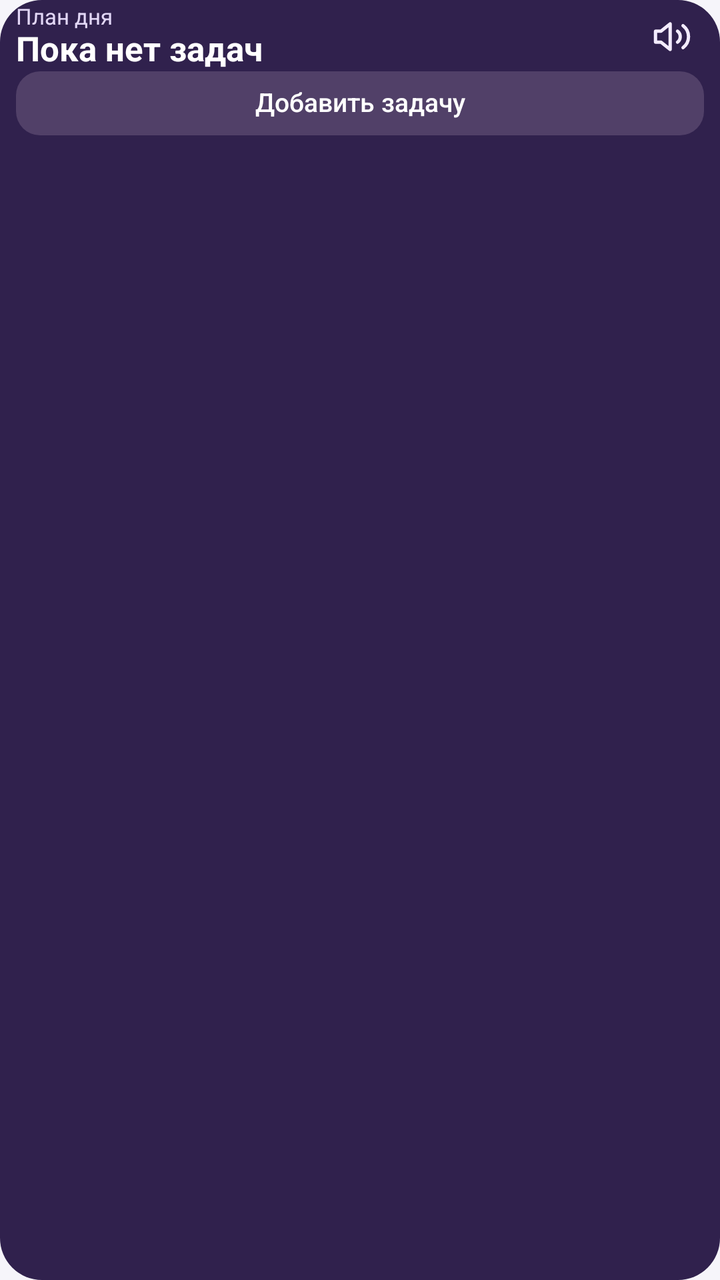
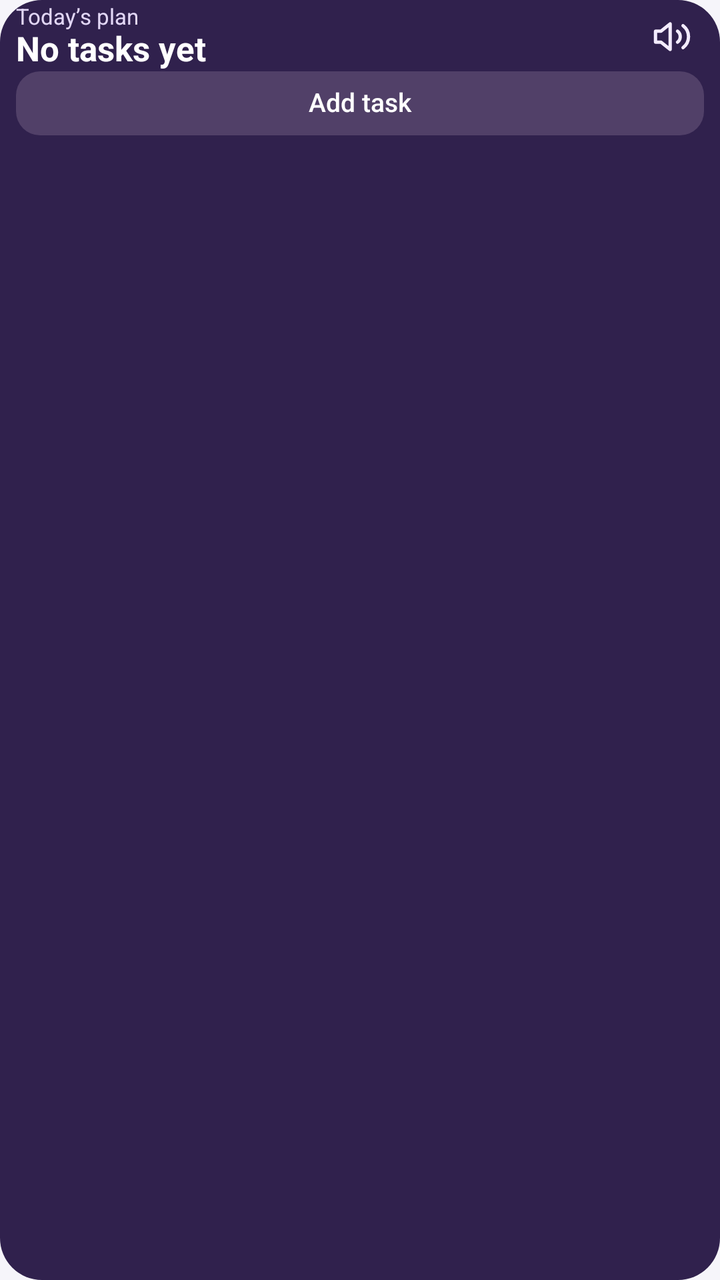

Before-and-after screenshots of an Android layout around one commit, followed by the original layout XML and the change that was made.
<!-- AndroidManifest.xml: application theme AppTheme -->
<!-- res/layout/plan_widget.xml -->
<?xml version="1.0" encoding="utf-8"?>
<LinearLayout xmlns:android="http://schemas.android.com/apk/res/android"
    android:id="@+id/widget_root" android:layout_width="match_parent" android:layout_height="wrap_content"
    android:layout_gravity="top" android:orientation="vertical" android:paddingStart="8dp" android:paddingEnd="8dp"
    android:paddingTop="2dp" android:paddingBottom="2dp" android:background="@drawable/widget_background">
    <LinearLayout android:layout_width="match_parent" android:layout_height="wrap_content" android:gravity="center_vertical">
        <LinearLayout android:id="@+id/widget_title_block" android:layout_width="0dp" android:layout_height="wrap_content"
            android:layout_weight="1" android:orientation="vertical" android:minHeight="32dp" android:gravity="center_vertical">
            <LinearLayout android:layout_width="match_parent" android:layout_height="wrap_content" android:gravity="center_vertical">
                <FrameLayout android:layout_width="0dp" android:layout_height="wrap_content" android:layout_weight="1">
                    <TextView android:id="@+id/widget_status" style="@style/WidgetMeta" android:layout_width="match_parent"
                        android:layout_height="wrap_content" android:text="План дня"/>
                    <Chronometer android:id="@+id/widget_pause" style="@style/WidgetMeta" android:layout_width="match_parent"
                        android:layout_height="wrap_content" android:visibility="gone"/>
                </FrameLayout>
                <FrameLayout android:id="@+id/widget_fact" android:layout_width="wrap_content" android:layout_height="wrap_content"
                    android:layout_marginEnd="4dp" android:visibility="gone">
                    <TextView android:id="@+id/fact_static" style="@style/WidgetMeta" android:layout_width="wrap_content"
                        android:layout_height="wrap_content"/>
                    <Chronometer android:id="@+id/fact_live" style="@style/WidgetMeta" android:layout_width="wrap_content"
                        android:layout_height="wrap_content" android:visibility="gone"/>
                </FrameLayout>
            </LinearLayout>
            <TextView android:id="@+id/widget_task" style="@style/WidgetMeta" android:layout_width="match_parent"
                android:layout_height="wrap_content" android:textSize="17sp" android:textColor="#ffffff"
                android:textStyle="bold" android:text="Пока нет задач"/>
        </LinearLayout>
        <ImageButton android:id="@+id/widget_undo" android:layout_width="32dp" android:layout_height="32dp"
            android:padding="5dp" android:scaleType="fitCenter" android:background="@android:color/transparent"
            android:src="@drawable/undo_finish" android:visibility="gone" android:contentDescription="Отменить завершение"/>
        <ImageButton android:id="@+id/widget_sound" android:layout_width="32dp" android:layout_height="32dp"
            android:padding="5dp" android:scaleType="fitCenter" android:background="@android:color/transparent"
            android:src="@drawable/volume_on" android:contentDescription="Выключить звук"/>
    </LinearLayout>
    <TextView android:id="@+id/widget_step" style="@style/WidgetMeta" android:layout_width="match_parent"
        android:layout_height="wrap_content" android:visibility="gone"/>
    <LinearLayout android:layout_width="match_parent" android:layout_height="wrap_content" android:gravity="bottom">
        <LinearLayout android:id="@+id/widget_clocks" android:layout_width="0dp" android:layout_height="wrap_content"
            android:layout_weight="1.12" android:visibility="gone">
            <LinearLayout android:layout_width="0dp" android:layout_height="wrap_content" android:layout_weight="1"
                android:orientation="vertical">
                <TextView android:id="@+id/base_label" style="@style/WidgetMeta" android:layout_width="match_parent"
                    android:layout_height="wrap_content" android:text="Оптим."/>
                <FrameLayout android:layout_width="match_parent" android:layout_height="wrap_content">
                    <TextView android:id="@+id/base_static" style="@style/WidgetClock" android:layout_width="match_parent"
                        android:layout_height="wrap_content"/>
                    <Chronometer android:id="@+id/base_live" style="@style/WidgetClock" android:layout_width="match_parent"
                        android:layout_height="wrap_content" android:visibility="gone"/>
                </FrameLayout>
            </LinearLayout>
            <LinearLayout android:layout_width="0dp" android:layout_height="wrap_content" android:layout_weight="1"
                android:orientation="vertical">
                <TextView android:id="@+id/safe_label" style="@style/WidgetMeta" android:layout_width="match_parent"
                    android:layout_height="wrap_content" android:text="С запасом"/>
                <FrameLayout android:layout_width="match_parent" android:layout_height="wrap_content">
                    <TextView android:id="@+id/safe_static" style="@style/WidgetClock" android:layout_width="match_parent"
                        android:layout_height="wrap_content"/>
                    <Chronometer android:id="@+id/safe_live" style="@style/WidgetClock" android:layout_width="match_parent"
                        android:layout_height="wrap_content" android:visibility="gone"/>
                </FrameLayout>
            </LinearLayout>
        </LinearLayout>
        <LinearLayout android:id="@+id/widget_plan" android:layout_width="0dp" android:layout_height="wrap_content"
            android:layout_weight="1" android:visibility="gone">
            <LinearLayout android:layout_width="0dp" android:layout_height="wrap_content" android:layout_weight="1"
                android:orientation="vertical">
                <TextView android:id="@+id/promise_label" style="@style/WidgetMeta" android:layout_width="match_parent"
                    android:layout_height="wrap_content" android:text="Обещано к"/>
                <TextView android:id="@+id/promise_time" style="@style/WidgetClock" android:layout_width="match_parent"
                    android:layout_height="wrap_content" android:textSize="16sp"/>
            </LinearLayout>
            <LinearLayout android:id="@+id/forecast_block" android:layout_width="0dp" android:layout_height="wrap_content"
                android:layout_weight="1" android:orientation="vertical">
                <TextView android:id="@+id/forecast_label" style="@style/WidgetMeta" android:layout_width="match_parent"
                    android:layout_height="wrap_content" android:text="Прогноз"/>
                <TextView android:id="@+id/forecast_time" style="@style/WidgetClock" android:layout_width="match_parent"
                    android:layout_height="wrap_content" android:textSize="16sp"/>
            </LinearLayout>
        </LinearLayout>
    </LinearLayout>
    <LinearLayout android:id="@+id/widget_buffer" android:layout_width="match_parent" android:layout_height="wrap_content"
        android:gravity="center_vertical" android:visibility="gone">
        <ImageView android:id="@+id/widget_strip" android:layout_width="0dp" android:layout_height="8dp"
            android:layout_weight="1" android:scaleType="fitXY" android:contentDescription="Зоны буфера плана"/>
        <TextView android:id="@+id/widget_risk" style="@style/WidgetMeta" android:layout_width="wrap_content"
            android:layout_height="wrap_content" android:layout_marginStart="6dp" android:text="Буфер плана"/>
    </LinearLayout>
    <TextView android:id="@+id/widget_next" style="@style/WidgetMeta" android:layout_width="match_parent"
        android:layout_height="wrap_content" android:visibility="gone"/>
    <LinearLayout android:layout_width="match_parent" android:layout_height="wrap_content" android:layout_marginTop="1dp">
        <TextView android:id="@+id/widget_primary" style="@style/WidgetButton" android:layout_width="0dp"
            android:layout_height="32dp" android:layout_weight="1.15" android:text="Добавить задачу"/>
        <TextView android:id="@+id/widget_finish" style="@style/WidgetButton" android:layout_width="0dp"
            android:layout_height="32dp" android:layout_weight="1" android:layout_marginStart="5dp"
            android:visibility="gone" android:text="Готово"/>
        <TextView android:id="@+id/widget_skip" style="@style/WidgetButton" android:layout_width="0dp"
            android:layout_height="32dp" android:layout_weight="1.15" android:layout_marginStart="5dp"
            android:visibility="gone" android:text="Пропустить"/>
    </LinearLayout>
</LinearLayout>
<!-- resources referenced by this layout -->
<resources>
  <!-- drawable undo_finish (drawable) -->
  <vector xmlns:android="http://schemas.android.com/apk/res/android" android:width="20dp" android:height="20dp" android:viewportWidth="24" android:viewportHeight="24">
      <path android:pathData="M8,7 L4,11 L8,15 M4,11 L14,11 C20,11 20,19 14,19" android:strokeColor="#f3ecff" android:strokeWidth="1.8" android:strokeLineJoin="round" android:strokeLineCap="round"/>
  </vector>
  <!-- drawable volume_on (drawable) -->
  <vector xmlns:android="http://schemas.android.com/apk/res/android" android:width="20dp" android:height="20dp" android:viewportWidth="24" android:viewportHeight="24">
      <path android:pathData="M3,9 L6,9 L11,5 L11,19 L6,15 L3,15 Z M15,9 C17,10.5 17,13.5 15,15 M18,6 C22,9 22,15 18,18" android:strokeColor="#f3ecff" android:strokeWidth="1.8" android:strokeLineJoin="round" android:strokeLineCap="round"/>
  </vector>
  <!-- drawable widget_background (drawable) -->
  <shape xmlns:android="http://schemas.android.com/apk/res/android">
      <solid android:color="#30214d"/>
      <corners android:radius="21dp"/>
  </shape>
  <style name="WidgetButton">
          <item name="android:textSize">13sp</item>
          <item name="android:fontFamily">sans-serif-medium</item>
          <item name="android:textColor">#ffffff</item>
          <item name="android:gravity">center</item>
          <item name="android:background">@drawable/widget_secondary</item>
          <item name="android:maxLines">2</item>
          <item name="android:includeFontPadding">false</item>
          <item name="android:paddingStart">4dp</item>
          <item name="android:paddingEnd">4dp</item>
      </style>
  <style name="WidgetClock" parent="@style/WidgetMeta">
          <item name="android:textSize">25sp</item>
          <item name="android:fontFamily">monospace</item>
          <item name="android:textStyle">bold</item>
          <item name="android:textColor">#ffffff</item>
      </style>
  <style name="WidgetMeta">
          <item name="android:textSize">11sp</item>
          <item name="android:textColor">#e2d7f6</item>
          <item name="android:ellipsize">end</item>
          <item name="android:maxLines">1</item>
          <item name="android:includeFontPadding">false</item>
      </style>
  <style name="AppTheme" parent="@android:style/Theme.Material.Light.NoActionBar">
          <item name="android:windowBackground">#f6f5fa</item>
          <item name="android:colorAccent">#603dca</item>
          <item name="android:statusBarColor">#f6f5fa</item>
          <item name="android:navigationBarColor">#f6f5fa</item>
          <item name="android:windowLightStatusBar">true</item>
          <item name="android:windowLightNavigationBar">true</item>
      </style>
  <!-- drawable widget_secondary (drawable) -->
  <shape xmlns:android="http://schemas.android.com/apk/res/android">
      <solid android:color="#514068"/>
      <corners android:radius="12dp"/>
  </shape>
</resources>

<!-- the commit's change to res/layout/plan_widget.xml (unified diff, before → after) -->
@@ -9,7 +9,7 @@
             <LinearLayout android:layout_width="match_parent" android:layout_height="wrap_content" android:gravity="center_vertical">
                 <FrameLayout android:layout_width="0dp" android:layout_height="wrap_content" android:layout_weight="1">
                     <TextView android:id="@+id/widget_status" style="@style/WidgetMeta" android:layout_width="match_parent"
-                        android:layout_height="wrap_content" android:text="План дня"/>
+                        android:layout_height="wrap_content" android:text="@string/plan_today"/>
                     <Chronometer android:id="@+id/widget_pause" style="@style/WidgetMeta" android:layout_width="match_parent"
                         android:layout_height="wrap_content" android:visibility="gone"/>
                 </FrameLayout>
@@ -23,14 +23,14 @@
             </LinearLayout>
             <TextView android:id="@+id/widget_task" style="@style/WidgetMeta" android:layout_width="match_parent"
                 android:layout_height="wrap_content" android:textSize="17sp" android:textColor="#ffffff"
-                android:textStyle="bold" android:text="Пока нет задач"/>
+                android:textStyle="bold" android:text="@string/no_tasks"/>
         </LinearLayout>
         <ImageButton android:id="@+id/widget_undo" android:layout_width="32dp" android:layout_height="32dp"
             android:padding="5dp" android:scaleType="fitCenter" android:background="@android:color/transparent"
-            android:src="@drawable/undo_finish" android:visibility="gone" android:contentDescription="Отменить завершение"/>
+            android:src="@drawable/undo_finish" android:visibility="gone" android:contentDescription="@string/undo_completion"/>
         <ImageButton android:id="@+id/widget_sound" android:layout_width="32dp" android:layout_height="32dp"
             android:padding="5dp" android:scaleType="fitCenter" android:background="@android:color/transparent"
-            android:src="@drawable/volume_on" android:contentDescription="Выключить звук"/>
+            android:src="@drawable/volume_on" android:contentDescription="@string/mute_sound"/>
     </LinearLayout>
     <TextView android:id="@+id/widget_step" style="@style/WidgetMeta" android:layout_width="match_parent"
         android:layout_height="wrap_content" android:visibility="gone"/>
@@ -40,7 +40,7 @@
             <LinearLayout android:layout_width="0dp" android:layout_height="wrap_content" android:layout_weight="1"
                 android:orientation="vertical">
                 <TextView android:id="@+id/base_label" style="@style/WidgetMeta" android:layout_width="match_parent"
-                    android:layout_height="wrap_content" android:text="Оптим."/>
+                    android:layout_height="wrap_content" android:text="@string/optimistic_short"/>
                 <FrameLayout android:layout_width="match_parent" android:layout_height="wrap_content">
                     <TextView android:id="@+id/base_static" style="@style/WidgetClock" android:layout_width="match_parent"
                         android:layout_height="wrap_content"/>
@@ -51,7 +51,7 @@
             <LinearLayout android:layout_width="0dp" android:layout_height="wrap_content" android:layout_weight="1"
                 android:orientation="vertical">
                 <TextView android:id="@+id/safe_label" style="@style/WidgetMeta" android:layout_width="match_parent"
-                    android:layout_height="wrap_content" android:text="С запасом"/>
+                    android:layout_height="wrap_content" android:text="@string/buffered"/>
                 <FrameLayout android:layout_width="match_parent" android:layout_height="wrap_content">
                     <TextView android:id="@+id/safe_static" style="@style/WidgetClock" android:layout_width="match_parent"
                         android:layout_height="wrap_content"/>
@@ -65,14 +65,14 @@
             <LinearLayout android:layout_width="0dp" android:layout_height="wrap_content" android:layout_weight="1"
                 android:orientation="vertical">
                 <TextView android:id="@+id/promise_label" style="@style/WidgetMeta" android:layout_width="match_parent"
-                    android:layout_height="wrap_content" android:text="Обещано к"/>
+                    android:layout_height="wrap_content" android:text="@string/promised_by"/>
                 <TextView android:id="@+id/promise_time" style="@style/WidgetClock" android:layout_width="match_parent"
                     android:layout_height="wrap_content" android:textSize="16sp"/>
             </LinearLayout>
             <LinearLayout android:id="@+id/forecast_block" android:layout_width="0dp" android:layout_height="wrap_content"
                 android:layout_weight="1" android:orientation="vertical">
                 <TextView android:id="@+id/forecast_label" style="@style/WidgetMeta" android:layout_width="match_parent"
-                    android:layout_height="wrap_content" android:text="Прогноз"/>
+                    android:layout_height="wrap_content" android:text="@string/forecast"/>
                 <TextView android:id="@+id/forecast_time" style="@style/WidgetClock" android:layout_width="match_parent"
                     android:layout_height="wrap_content" android:textSize="16sp"/>
             </LinearLayout>
@@ -80,21 +80,21 @@
     </LinearLayout>
     <LinearLayout android:id="@+id/widget_buffer" android:layout_width="match_parent" android:layout_height="wrap_content"
         android:gravity="center_vertical" android:visibility="gone">
-        <ImageView android:id="@+id/widget_strip" android:layout_width="0dp" android:layout_height="8dp"
-            android:layout_weight="1" android:scaleType="fitXY" android:contentDescription="Зоны буфера плана"/>
+        <ImageView android:id="@+id/widget_strip" android:layout_width="0dp" android:layout_height="@dimen/widget_strip_height"
+            android:layout_weight="1" android:scaleType="fitCenter" android:contentDescription="@string/buffer_zones"/>
         <TextView android:id="@+id/widget_risk" style="@style/WidgetMeta" android:layout_width="wrap_content"
-            android:layout_height="wrap_content" android:layout_marginStart="6dp" android:text="Буфер плана"/>
+            android:layout_height="wrap_content" android:layout_marginStart="6dp" />
     </LinearLayout>
     <TextView android:id="@+id/widget_next" style="@style/WidgetMeta" android:layout_width="match_parent"
         android:layout_height="wrap_content" android:visibility="gone"/>
     <LinearLayout android:layout_width="match_parent" android:layout_height="wrap_content" android:layout_marginTop="1dp">
         <TextView android:id="@+id/widget_primary" style="@style/WidgetButton" android:layout_width="0dp"
-            android:layout_height="32dp" android:layout_weight="1.15" android:text="Добавить задачу"/>
+            android:layout_height="32dp" android:layout_weight="1.15" android:text="@string/add_task"/>
         <TextView android:id="@+id/widget_finish" style="@style/WidgetButton" android:layout_width="0dp"
             android:layout_height="32dp" android:layout_weight="1" android:layout_marginStart="5dp"
-            android:visibility="gone" android:text="Готово"/>
+            android:visibility="gone" android:text="@string/done"/>
         <TextView android:id="@+id/widget_skip" style="@style/WidgetButton" android:layout_width="0dp"
             android:layout_height="32dp" android:layout_weight="1.15" android:layout_marginStart="5dp"
-            android:visibility="gone" android:text="Пропустить"/>
+            android:visibility="gone" android:text="@string/skip"/>
     </LinearLayout>
 </LinearLayout>
<!-- resource entries referenced after the edit -->
@@ -1,5 +1,6 @@
 <!-- resources referenced by this layout -->
 <resources>
+  <dimen name="widget_strip_height">10dp</dimen>
   <!-- drawable undo_finish (drawable) -->
   <vector xmlns:android="http://schemas.android.com/apk/res/android" android:width="20dp" android:height="20dp" android:viewportWidth="24" android:viewportHeight="24">
       <path android:pathData="M8,7 L4,11 L8,15 M4,11 L14,11 C20,11 20,19 14,19" android:strokeColor="#f3ecff" android:strokeWidth="1.8" android:strokeLineJoin="round" android:strokeLineCap="round"/>
@@ -13,6 +14,18 @@
       <solid android:color="#30214d"/>
       <corners android:radius="21dp"/>
   </shape>
+  <string name="add_task">Add task</string>
+  <string name="buffer_zones">Plan buffer zones</string>
+  <string name="buffered">With buffer</string>
+  <string name="done">Done</string>
+  <string name="forecast">Forecast</string>
+  <string name="mute_sound">Mute sound</string>
+  <string name="no_tasks">No tasks yet</string>
+  <string name="optimistic_short">Opt.</string>
+  <string name="plan_today">Today’s plan</string>
+  <string name="promised_by">Promised by</string>
+  <string name="skip">Skip</string>
+  <string name="undo_completion">Undo completion</string>
   <style name="WidgetButton">
           <item name="android:textSize">13sp</item>
           <item name="android:fontFamily">sans-serif-medium</item>
